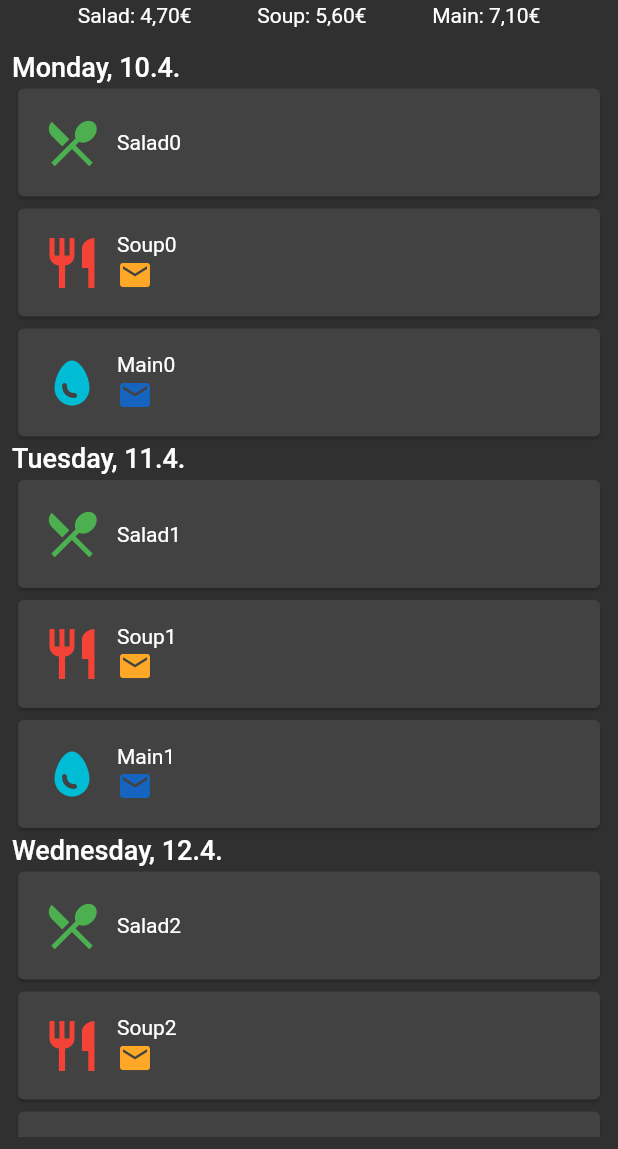
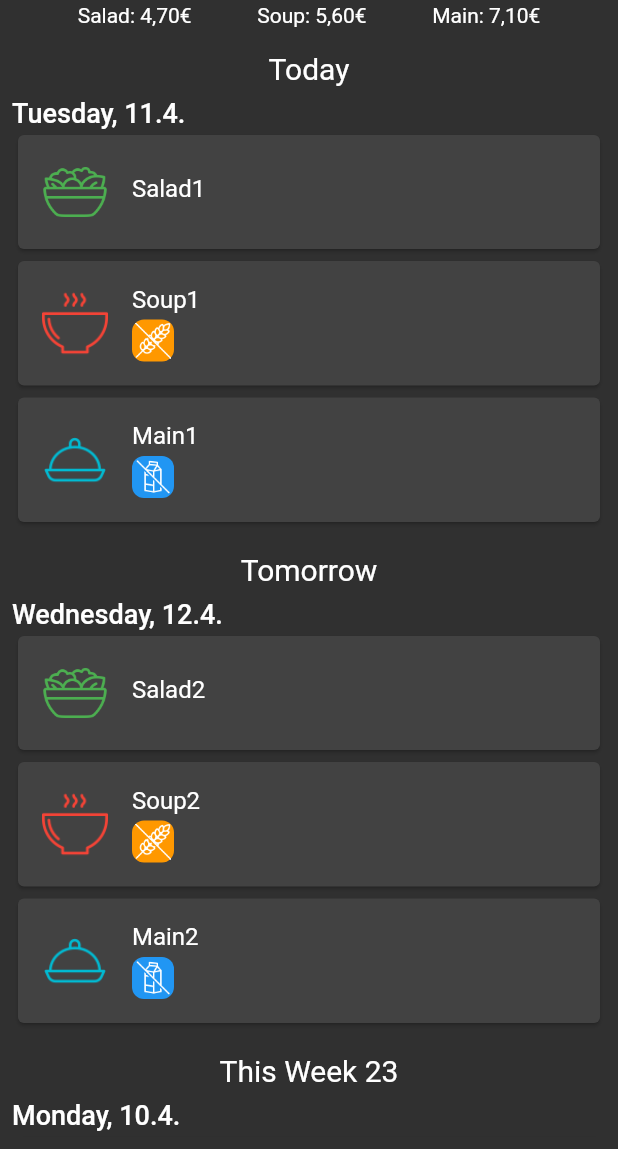
Before and after one commit to Koodattu/lunch-menu-app, a Flutter app: the screen it shows after launch, on a phone screen of 412 x 824 dp, the part 87-1236 px from its top. Run offline on Flutter 3.47's test engine with Material 2 defaults, Android fonts, the phone set to English and light mode, and no system bars.

Commit message:
frontend work
iteration of flutter design and work

```diff
--- a/lunch_menu_app-flutter-frontend/lib/main.dart
+++ b/lunch_menu_app-flutter-frontend/lib/main.dart
@@ -45,13 +45,13 @@ class HomePage extends StatefulWidget {
 }
 
 class _HomePageState extends State<HomePage> {
-  late MenuWeek menuWeek;
+  MenuWeek? menuWeek;
 
   @override
   void initState() {
     super.initState();
     List<MenuDay> menuDays = [];
-    List<String> dayNames = ["Monday", "Tuesday", "Wednesday", "Thrusday", "Friday"];
+    List<String> dayNames = ["Monday", "Tuesday", "Wednesday", "Thursday", "Friday"];
     for (var i = 0; i < 5; i++) {
       List<MenuCourse> menuCourses = [
         MenuCourse(courseName: "Salad$i", allergens: ""),
@@ -66,12 +66,28 @@ class _HomePageState extends State<HomePage> {
     });
   }
 
+  MenuDay getMenuDay(bool tomorrow) {
+    DateTime now = DateTime.now();
+    return menuWeek!.menuDays[tomorrow ? now.weekday : now.weekday - 1];
+  }
+
   @override
   Widget build(BuildContext context) {
     return Scaffold(
       body: Padding(
         padding: const EdgeInsets.all(8),
-        child: ListView(
+        child: Builder(
+          builder: (context) {
+            if (menuWeek == null) {
+              return const Center(
+                child: SizedBox(
+                  width: 80,
+                  height: 80,
+                  child: CircularProgressIndicator(),
+                ),
+              );
+            } else {
+              return ListView(
                 children: [
                   Column(
                     children: [
@@ -97,19 +113,88 @@ class _HomePageState extends State<HomePage> {
                       ),
                     ],
                   ),
+                  DayMenuTitleWidget(
+                    relativeDay: "Today",
+                    menuDay: getMenuDay(false),
+                  ),
+                  DayMenuTitleWidget(
+                    relativeDay: "Tomorrow",
+                    menuDay: getMenuDay(true),
+                  ),
                   const SizedBox(
                     height: 16,
+                  ),
+                  Center(
+                    child: Text(
+                      "This ${menuWeek!.weekName}",
+                      style: TextStyle(fontSize: 20, fontWeight: FontWeight.w400),
+                    ),
                   ),
                   ListView.builder(
                     shrinkWrap: true,
                     physics: const NeverScrollableScrollPhysics(),
-              itemCount: menuWeek.menuDays.length,
+                    itemCount: menuWeek?.menuDays.length,
                     itemBuilder: (context, index) {
-                MenuDay menuDay = menuWeek.menuDays[index];
+                      MenuDay menuDay = menuWeek!.menuDays[index];
+                      return DayMenuWidget(menuDay: menuDay);
+                    },
+                  ),
+                ],
+              );
+            }
+          },
+        ),
+      ),
+    );
+  }
+}
+
+class DayMenuTitleWidget extends StatelessWidget {
+  const DayMenuTitleWidget({
+    super.key,
+    required this.relativeDay,
+    required this.menuDay,
+  });
+
+  final String relativeDay;
+  final MenuDay menuDay;
+
+  @override
+  Widget build(BuildContext context) {
+    return Column(
+      children: [
+        const SizedBox(
+          height: 16,
+        ),
+        Center(
+          child: Text(
+            relativeDay,
+            style: const TextStyle(fontSize: 20, fontWeight: FontWeight.w400),
+          ),
+        ),
+        DayMenuWidget(menuDay: menuDay),
+      ],
+    );
+  }
+}
+
+class DayMenuWidget extends StatelessWidget {
+  const DayMenuWidget({
+    super.key,
+    required this.menuDay,
+  });
+
+  final MenuDay menuDay;
+
+  @override
+  Widget build(BuildContext context) {
     return Column(
       mainAxisAlignment: MainAxisAlignment.start,
       crossAxisAlignment: CrossAxisAlignment.start,
       children: [
+        const SizedBox(
+          height: 8,
+        ),
         Text(
           menuDay.dayName,
           style: const TextStyle(fontSize: 18, fontWeight: FontWeight.w500),
@@ -125,12 +210,6 @@ class _HomePageState extends State<HomePage> {
         ),
       ],
     );
-              },
-            ),
-          ],
-        ),
-      ),
-    );
   }
 }
 
@@ -140,24 +219,24 @@ class CourseCardWidget extends StatelessWidget {
 
   const CourseCardWidget({super.key, required this.courseName, required this.allergens});
 
-  Icon getMenuTypeIcon(String courseName) {
+  ImageIcon getMenuTypeIcon(String courseName) {
     if (courseName.toLowerCase().contains("salad")) {
-      return const Icon(
-        Icons.restaurant_menu,
+      return const ImageIcon(
+        AssetImage('assets/icon_salad.png'),
         color: Colors.green,
-        size: 40,
+        size: 44,
       );
     } else if (courseName.toLowerCase().contains("soup")) {
-      return const Icon(
-        Icons.restaurant,
+      return const ImageIcon(
+        AssetImage('assets/icon_soup.png'),
         color: Colors.red,
-        size: 40,
+        size: 44,
       );
     } else {
-      return const Icon(
-        Icons.egg,
+      return const ImageIcon(
+        AssetImage('assets/icon_dinner.png'),
         color: Colors.cyan,
-        size: 40,
+        size: 44,
       );
     }
   }
@@ -172,25 +251,58 @@ class CourseCardWidget extends StatelessWidget {
           children: [
             getMenuTypeIcon(courseName),
             const SizedBox(
-              width: 10,
+              width: 16,
             ),
             Column(
-              mainAxisAlignment: MainAxisAlignment.start,
               crossAxisAlignment: CrossAxisAlignment.start,
               children: [
-                Text(courseName),
+                Text(
+                  courseName,
+                  style: const TextStyle(fontSize: 16),
+                ),
+                const SizedBox(
+                  height: 4,
+                ),
                 Row(
                   mainAxisAlignment: MainAxisAlignment.center,
                   children: [
                     if (allergens.contains("L"))
-                      Icon(
-                        Icons.mail,
-                        color: Colors.blue.shade800,
+                      Container(
+                        decoration: const BoxDecoration(
+                          borderRadius: BorderRadius.all(
+                            Radius.circular(8),
+                          ),
+                          color: Colors.blue,
+                        ),
+                        child: const Padding(
+                          padding: EdgeInsets.all(2),
+                          child: ImageIcon(
+                            AssetImage(
+                              'assets/icon_lactose_free.png',
+                            ),
+                            color: Colors.white,
+                            size: 24,
+                          ),
+                        ),
                       ),
                     if (allergens.contains("G"))
-                      Icon(
-                        Icons.mail,
-                        color: Colors.orange.shade400,
+                      Container(
+                        decoration: const BoxDecoration(
+                          borderRadius: BorderRadius.all(
+                            Radius.circular(8),
+                          ),
+                          color: Colors.orange,
+                        ),
+                        child: const Padding(
+                          padding: EdgeInsets.all(2),
+                          child: ImageIcon(
+                            AssetImage(
+                              'assets/icon_gluten_free.png',
+                            ),
+                            color: Colors.white,
+                            size: 24,
+                          ),
+                        ),
                       ),
                   ],
                 ),
```
Also changed, not shown: lunch_menu_app-flutter-frontend/pubspec.yaml (+2 -6 lines), lunch_menu_app-flutter-frontend/assets/icon_dinner.png (added), lunch_menu_app-flutter-frontend/assets/icon_gluten_free.png (added), lunch_menu_app-flutter-frontend/assets/icon_lactose_free.png (added), lunch_menu_app-flutter-frontend/assets/icon_salad.png (added), lunch_menu_app-flutter-frontend/assets/icon_soup.png (added). Lines whose indentation alone changed are shown as unchanged.
